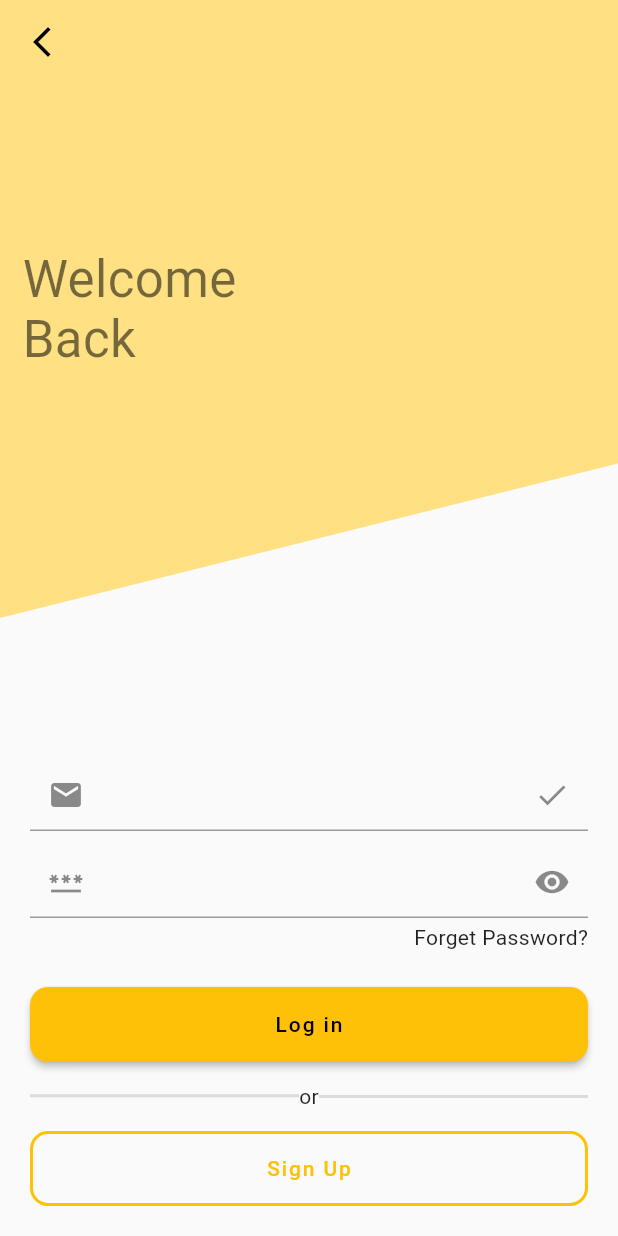
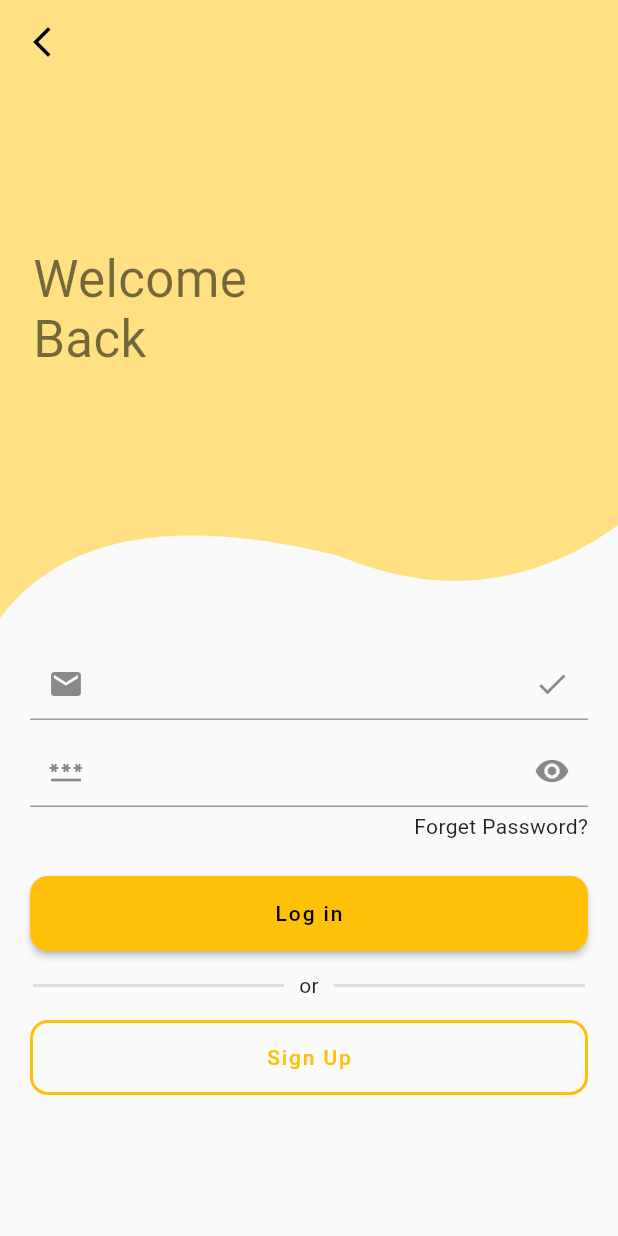
Before and after one commit to suyog-patil-21/parklane-parking-app, a Flutter app: the screen it shows after launch, after a tap on an icon or button, on a phone screen of 412 x 824 dp. Run offline on Flutter 3.47's test engine with Material 2 defaults, Android fonts, the light colour scheme and no system bars; our stand-ins replace bloc, connectivity_plus, flutter_bloc, google_fonts, socket_io_client; Roboto replaces fonts that are missing (Heebo).

Commit message:
login screen fixed

```diff
--- a/parklane_app/lib/presentation/mobileui/mobile_login_signup_view.dart
+++ b/parklane_app/lib/presentation/mobileui/mobile_login_signup_view.dart
@@ -22,31 +22,22 @@ class MobileLoginSignupView extends StatelessWidget {
         ),
         backgroundColor: Colors.transparent,
       ),
-      body: Stack(
+      body: SingleChildScrollView(
+        child: Column(
+          mainAxisAlignment: MainAxisAlignment.spaceBetween,
           children: [
-          Container(
+            ClipPath(
+              clipper: LoginWaveUiDesignClipper(),
+              child: Container(
+                color: Colors.amber.shade200,
                 width: double.infinity,
+                alignment: Alignment.centerLeft,
+                padding: EdgeInsets.symmetric(horizontal: 22, vertical: 6),
                 height: screenSize.height * 0.5,
-            child: Stack(
-              children: [
-                CustomPaint(
-                  size: Size(
-                    screenSize.width,
-                    screenSize.height * 0.5,
-                  ),
-                  painter: CustomLoginUiPainter(),
-                ),
-                Align(
-                    alignment: Alignment.centerLeft,
-                    child: Padding(
-                      padding: const EdgeInsets.symmetric(
-                          vertical: 8.0, horizontal: 15.0),
                 child: Text(
                   'Welcome\nBack',
                   style: Theme.of(context).textTheme.headline4,
                 ),
-                    ))
-              ],
               ),
             ),
             Align(
@@ -98,15 +89,15 @@ class MobileLoginSignupView extends StatelessWidget {
                           children: [
                             Expanded(
                               child: Divider(
-                              height: 1,
                                 thickness: 2,
+                                endIndent: 10,
+                                indent: 2,
                               ),
                             ),
                             Text('or'),
                             Expanded(
                               child: Divider(
-                              thickness: 2,
-                            ),
+                                  thickness: 2, endIndent: 2, indent: 10),
                             ),
                           ],
                         ),
@@ -117,7 +108,8 @@ class MobileLoginSignupView extends StatelessWidget {
                             style: OutlinedButton.styleFrom(
                                 side: BorderSide(
                                     width: 2,
-                                  color: Theme.of(context).colorScheme.primary),
+                                    color:
+                                        Theme.of(context).colorScheme.primary),
                                 minimumSize: Size(screenSize.width - 0.1, 50)),
                             onPressed: () {},
                             child: Text(
@@ -129,36 +121,29 @@ class MobileLoginSignupView extends StatelessWidget {
                 ))
           ],
         ),
+      ),
     );
   }
 }
 
-// TODO : Implement Curve here
-class CustomLoginUiPainter extends CustomPainter {
+class LoginWaveUiDesignClipper extends CustomClipper<Path> {
   @override
-  void paint(Canvas canvas, Size size) {
-    Paint paint = Paint()
-      ..color = Colors.amber.shade200
-      ..style = PaintingStyle.fill;
+  Path getClip(Size size) {
+    Path path = Path();
+    path.moveTo(0, 0);
+    path.lineTo(0, size.height);
 
-    Path path = Path()..moveTo(0, 0);
-    path.lineTo(0, size.height);
-    // path.quadraticBezierTo(size.width * 0.125, size.height * 0.925,
-    //     size.width * 0.375, size.height * 0.9);
-    // path.quadraticBezierTo(size.width * 0.625, size.height * 0.925,
-    //     size.width * 0.75, size.height);
-    // path.quadraticBezierTo(
-    //     size.width * 0.625, size.height * 0.975, size.width, size.height * 0.9);
-    path.lineTo(size.width, size.height * 0.75);
+    path.quadraticBezierTo(size.width * 0.15, size.height * 0.8,
+        size.width * 0.55, size.height * 0.90);
+    path.quadraticBezierTo(
+        size.width * 0.79, size.height, size.width, size.height * 0.85);
     path.lineTo(size.width, 0);
-    path.lineTo(0, 0);
     path.close();
-
-    canvas.drawPath(path, paint);
+    return path;
   }
 
   @override
-  bool shouldRepaint(covariant CustomPainter oldDelegate) {
+  bool shouldReclip(covariant CustomClipper<Path> oldClipper) {
     return false;
   }
 }
```
Lines whose indentation alone changed are shown as unchanged.
